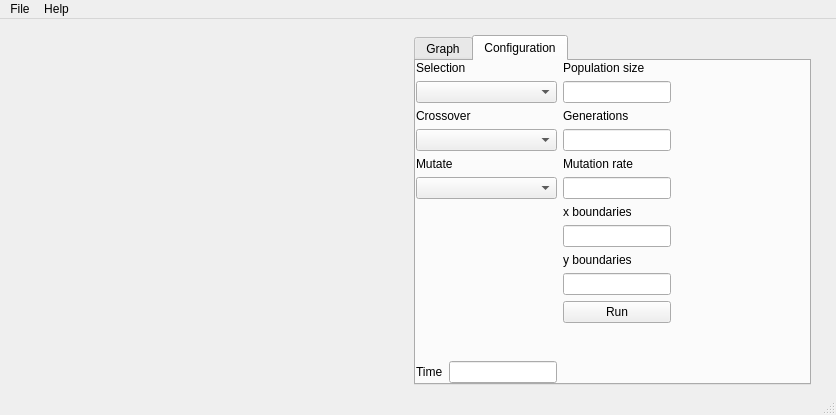
Old version of the form src/ui/main_window.ui in the repository itwitch13/genetic-algorithm.
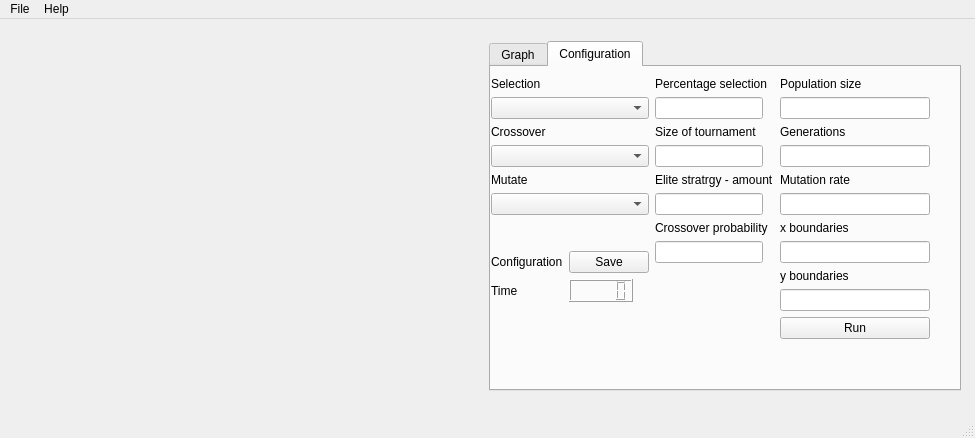
New version of the form. Custom widgets are drawn as their Qt base class.

What changed in the file:
```diff
--- a/src/ui/main_window.ui
+++ b/src/ui/main_window.ui
@@ -6,8 +6,8 @@
    <rect>
     <x>0</x>
     <y>0</y>
-    <width>836</width>
-    <height>415</height>
+    <width>975</width>
+    <height>438</height>
    </rect>
   </property>
   <property name="minimumSize">
@@ -30,8 +30,8 @@
      <rect>
       <x>10</x>
       <y>7</y>
-      <width>801</width>
-      <height>360</height>
+      <width>951</width>
+      <height>371</height>
      </rect>
     </property>
     <layout class="QVBoxLayout" name="verticalLayout">
@@ -41,8 +41,8 @@
         <widget class="PlotWidget" name="graphWidget" native="true">
          <property name="minimumSize">
           <size>
-           <width>200</width>
-           <height>300</height>
+           <width>150</width>
+           <height>150</height>
           </size>
          </property>
         </widget>
@@ -137,9 +137,9 @@
                <property name="geometry">
                 <rect>
                  <x>0</x>
-                 <y>0</y>
-                 <width>381</width>
-                 <height>341</height>
+                 <y>10</y>
+                 <width>505</width>
+                 <height>343</height>
                 </rect>
                </property>
                <layout class="QHBoxLayout" name="horizontalLayout">
@@ -214,19 +214,6 @@
                     </property>
                    </widget>
                   </item>
-                  <item>
-                   <spacer name="verticalSpacer_3">
-                    <property name="orientation">
-                     <enum>Qt::Vertical</enum>
-                    </property>
-                    <property name="sizeHint" stdset="0">
-                     <size>
-                      <width>20</width>
-                      <height>40</height>
-                     </size>
-                    </property>
-                   </spacer>
-                  </item>
                   <item>
                    <layout class="QFormLayout" name="formLayout">
                     <property name="sizeConstraint">
@@ -247,7 +234,10 @@
                     <property name="topMargin">
                      <number>30</number>
                     </property>
-                    <item row="0" column="0">
+                    <property name="bottomMargin">
+                     <number>6</number>
+                    </property>
+                    <item row="2" column="0">
                      <widget class="QLabel" name="label_10">
                       <property name="sizePolicy">
                        <sizepolicy hsizetype="Minimum" vsizetype="Preferred">
@@ -261,24 +251,154 @@
                      </widget>
                     </item>
                     <item row="0" column="1">
-                     <widget class="QLineEdit" name="timeLineEdit">
-                      <property name="sizePolicy">
-                       <sizepolicy hsizetype="Minimum" vsizetype="Minimum">
-                        <horstretch>0</horstretch>
-                        <verstretch>0</verstretch>
-                       </sizepolicy>
+                     <widget class="QPushButton" name="savePushButton">
+                      <property name="text">
+                       <string>Save</string>
                       </property>
                      </widget>
                     </item>
+                    <item row="0" column="0">
+                     <widget class="QLabel" name="label_11">
+                      <property name="text">
+                       <string>Configuration</string>
+                      </property>
+                     </widget>
+                    </item>
+                    <item row="4" column="0">
+                     <spacer name="verticalSpacer_3">
+                      <property name="orientation">
+                       <enum>Qt::Vertical</enum>
+                      </property>
+                      <property name="sizeHint" stdset="0">
+                       <size>
+                        <width>20</width>
+                        <height>40</height>
+                       </size>
+                      </property>
+                     </spacer>
+                    </item>
+                    <item row="4" column="1">
+                     <spacer name="verticalSpacer_4">
+                      <property name="orientation">
+                       <enum>Qt::Vertical</enum>
+                      </property>
+                      <property name="sizeHint" stdset="0">
+                       <size>
+                        <width>20</width>
+                        <height>40</height>
+                       </size>
+                      </property>
+                     </spacer>
+                    </item>
+                    <item row="2" column="1">
+                     <widget class="QLCDNumber" name="timeLcdNumber"/>
+                    </item>
                    </layout>
                   </item>
                  </layout>
                 </item>
+                <item>
+                 <layout class="QVBoxLayout" name="verticalLayout_8">
+                  <item>
+                   <widget class="QLabel" name="label_16">
+                    <property name="text">
+                     <string>Percentage selection</string>
+                    </property>
+                   </widget>
+                  </item>
+                  <item>
+                   <widget class="QLineEdit" name="percentLineEdit">
+                    <property name="sizePolicy">
+                     <sizepolicy hsizetype="Fixed" vsizetype="Fixed">
+                      <horstretch>0</horstretch>
+                      <verstretch>0</verstretch>
+                     </sizepolicy>
+                    </property>
+                   </widget>
+                  </item>
+                  <item>
+                   <widget class="QLabel" name="label_15">
+                    <property name="text">
+                     <string>Size of tournament</string>
+                    </property>
+                   </widget>
+                  </item>
+                  <item>
+                   <widget class="QLineEdit" name="tournamentLineEdit">
+                    <property name="sizePolicy">
+                     <sizepolicy hsizetype="Fixed" vsizetype="Fixed">
+                      <horstretch>0</horstretch>
+                      <verstretch>0</verstretch>
+                     </sizepolicy>
+                    </property>
+                   </widget>
+                  </item>
+                  <item>
+                   <widget class="QLabel" name="label_14">
+                    <property name="text">
+                     <string>Elite stratrgy - amount</string>
+                    </property>
+                   </widget>
+                  </item>
+                  <item>
+                   <widget class="QLineEdit" name="eliteLineEdit">
+                    <property name="sizePolicy">
+                     <sizepolicy hsizetype="Fixed" vsizetype="Fixed">
+                      <horstretch>0</horstretch>
+                      <verstretch>0</verstretch>
+                     </sizepolicy>
+                    </property>
+                   </widget>
+                  </item>
+                  <item>
+                   <widget class="QLabel" name="label_13">
+                    <property name="sizePolicy">
+                     <sizepolicy hsizetype="Minimum" vsizetype="Minimum">
+                      <horstretch>0</horstretch>
+                      <verstretch>0</verstretch>
+                     </sizepolicy>
+                    </property>
+                    <property name="text">
+                     <string>Crossover probability</string>
+                    </property>
+                   </widget>
+                  </item>
+                  <item>
+                   <widget class="QLineEdit" name="crossProbLineEdit">
+                    <property name="sizePolicy">
+                     <sizepolicy hsizetype="Fixed" vsizetype="Fixed">
+                      <horstretch>0</horstretch>
+                      <verstretch>0</verstretch>
+                     </sizepolicy>
+                    </property>
+                   </widget>
+                  </item>
+                  <item>
+                   <spacer name="verticalSpacer_5">
+                    <property name="orientation">
+                     <enum>Qt::Vertical</enum>
+                    </property>
+                    <property name="sizeHint" stdset="0">
+                     <size>
+                      <width>20</width>
+                      <height>40</height>
+                     </size>
+                    </property>
+                   </spacer>
+                  </item>
+                 </layout>
+                </item>
                 <item>
                  <layout class="QVBoxLayout" name="verticalLayout_4">
+                  <property name="spacing">
+                   <number>-1</number>
+                  </property>
                   <property name="sizeConstraint">
                    <enum>QLayout::SetDefaultConstraint</enum>
                   </property>
+                  <property name="rightMargin">
+                   <number>20</number>
+                  </property>
                   <item>
                    <widget class="QLabel" name="label_9">
                     <property name="sizePolicy">
@@ -300,6 +420,12 @@
                       <verstretch>0</verstretch>
                      </sizepolicy>
                     </property>
+                    <property name="minimumSize">
+                     <size>
+                      <width>150</width>
+                      <height>0</height>
+                     </size>
+                    </property>
                    </widget>
                   </item>
                   <item>
@@ -318,7 +444,7 @@
                   <item>
                    <widget class="QLineEdit" name="generationLineEdit">
                     <property name="sizePolicy">
-                     <sizepolicy hsizetype="Minimum" vsizetype="Fixed">
+                     <sizepolicy hsizetype="Preferred" vsizetype="Fixed">
                       <horstretch>0</horstretch>
                       <verstretch>0</verstretch>
                      </sizepolicy>
@@ -335,7 +461,7 @@
                   <item>
                    <widget class="QLineEdit" name="mutationLineEdit">
                     <property name="sizePolicy">
-                     <sizepolicy hsizetype="Minimum" vsizetype="Fixed">
+                     <sizepolicy hsizetype="Preferred" vsizetype="Fixed">
                       <horstretch>0</horstretch>
                       <verstretch>0</verstretch>
                      </sizepolicy>
@@ -352,7 +478,7 @@
                   <item>
                    <widget class="QLineEdit" name="xboundLineEdit">
                     <property name="sizePolicy">
-                     <sizepolicy hsizetype="Minimum" vsizetype="Fixed">
+                     <sizepolicy hsizetype="Preferred" vsizetype="Fixed">
                       <horstretch>0</horstretch>
                       <verstretch>0</verstretch>
                      </sizepolicy>
@@ -369,7 +495,7 @@
                   <item>
                    <widget class="QLineEdit" name="yboundLneEdit">
                     <property name="sizePolicy">
-                     <sizepolicy hsizetype="Minimum" vsizetype="Fixed">
+                     <sizepolicy hsizetype="Preferred" vsizetype="Fixed">
                       <horstretch>0</horstretch>
                       <verstretch>0</verstretch>
                      </sizepolicy>
@@ -378,6 +504,12 @@
                   </item>
                   <item>
                    <widget class="QPushButton" name="iteratePushButton">
+                    <property name="sizePolicy">
+                     <sizepolicy hsizetype="Preferred" vsizetype="Fixed">
+                      <horstretch>0</horstretch>
+                      <verstretch>0</verstretch>
+                     </sizepolicy>
+                    </property>
                     <property name="text">
                      <string>Run</string>
                     </property>
@@ -430,8 +562,8 @@
     <rect>
      <x>0</x>
      <y>0</y>
-     <width>836</width>
-     <height>22</height>
+     <width>975</width>
+     <height>24</height>
     </rect>
    </property>
    <widget class="QMenu" name="menuFile">
```
Left out of the diff: 17 changed lines with no effect on the pictures.
